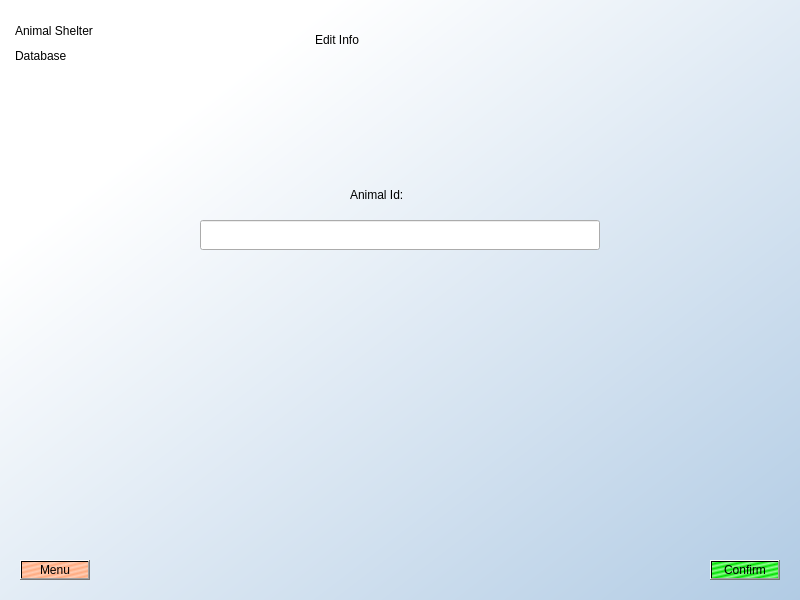
The window that Actual Project/EnterEditUi.ui (VengefulDave/Animal--Database) describes before a commit, drawn with Qt 5.
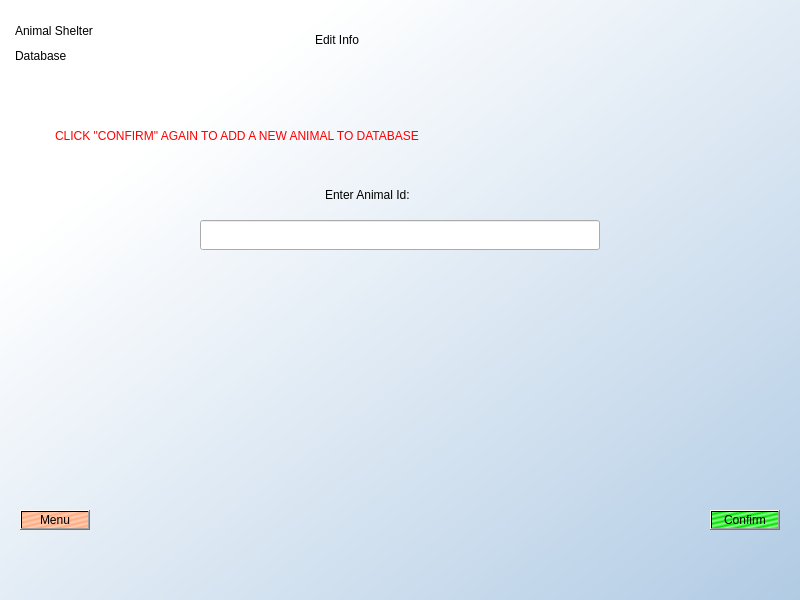
The same window after the commit.

Diff of the .ui file:
```diff
--- a/Actual Project/EnterEditUi.ui
+++ b/Actual Project/EnterEditUi.ui
@@ -74,7 +74,7 @@
     <property name="geometry">
      <rect>
       <x>20</x>
-      <y>560</y>
+      <y>510</y>
       <width>70</width>
       <height>20</height>
      </rect>
@@ -151,9 +151,9 @@
    <widget class="QLabel" name="label_4">
     <property name="geometry">
      <rect>
-      <x>350</x>
+      <x>325</x>
       <y>180</y>
-      <width>100</width>
+      <width>150</width>
       <height>30</height>
      </rect>
     </property>
@@ -161,14 +161,14 @@
      <string notr="true">font: 25 18pt &quot;Calibri Light&quot;;</string>
     </property>
     <property name="text">
-     <string>Animal Id:</string>
+     <string>Enter Animal Id:</string>
     </property>
    </widget>
    <widget class="QPushButton" name="EditEnterConfirm">
     <property name="geometry">
      <rect>
       <x>710</x>
-      <y>560</y>
+      <y>510</y>
       <width>70</width>
       <height>20</height>
      </rect>
@@ -183,6 +183,26 @@
      <string>Confirm</string>
     </property>
    </widget>
+   <widget class="QLabel" name="EEAlert">
+    <property name="enabled">
+     <bool>true</bool>
+    </property>
+    <property name="geometry">
+     <rect>
+      <x>55</x>
+      <y>110</y>
+      <width>690</width>
+      <height>51</height>
+     </rect>
+    </property>
+    <property name="styleSheet">
+     <string notr="true">font: 16pt &quot;OCR A Extended&quot;; color:red; 
+</string>
+    </property>
+    <property name="text">
+     <string>CLICK &quot;CONFIRM&quot; AGAIN TO ADD A NEW ANIMAL TO DATABASE</string>
+    </property>
+   </widget>
   </widget>
  </widget>
  <resources/>
```
Left out of the diff: 6 changed lines with no effect on the pictures.
